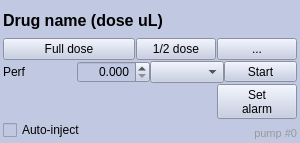
The window that GUI/DrugPumpPanel.ui (MarinManuel/PhysioMonitor) describes before a commit, drawn with Qt 5.
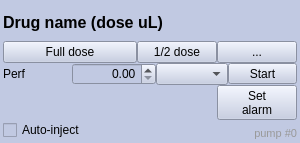
The same window after the commit. Icons and pictures are not drawn. Custom widgets are drawn as their Qt base class.

Commit message: fixed precision of QDoubleSpinBoxes throughout GUI

What changed in the file:
```diff
--- a/GUI/DrugPumpPanel.ui
+++ b/GUI/DrugPumpPanel.ui
@@ -45,7 +45,7 @@
     <number>3</number>
    </property>
    <property name="spacing">
-    <number>1</number>
+    <number>0</number>
    </property>
    <item row="2" column="2">
     <widget class="QPushButton" name="_customDoseButton">
@@ -192,7 +192,10 @@
          <string/>
         </property>
         <property name="decimals">
-         <number>3</number>
+         <number>2</number>
+        </property>
+        <property name="maximum">
+         <double>1000000000000000.000000000000000</double>
         </property>
         <property name="singleStep">
          <double>0.100000000000000</double>
```
The commit also changes 3 other files.
